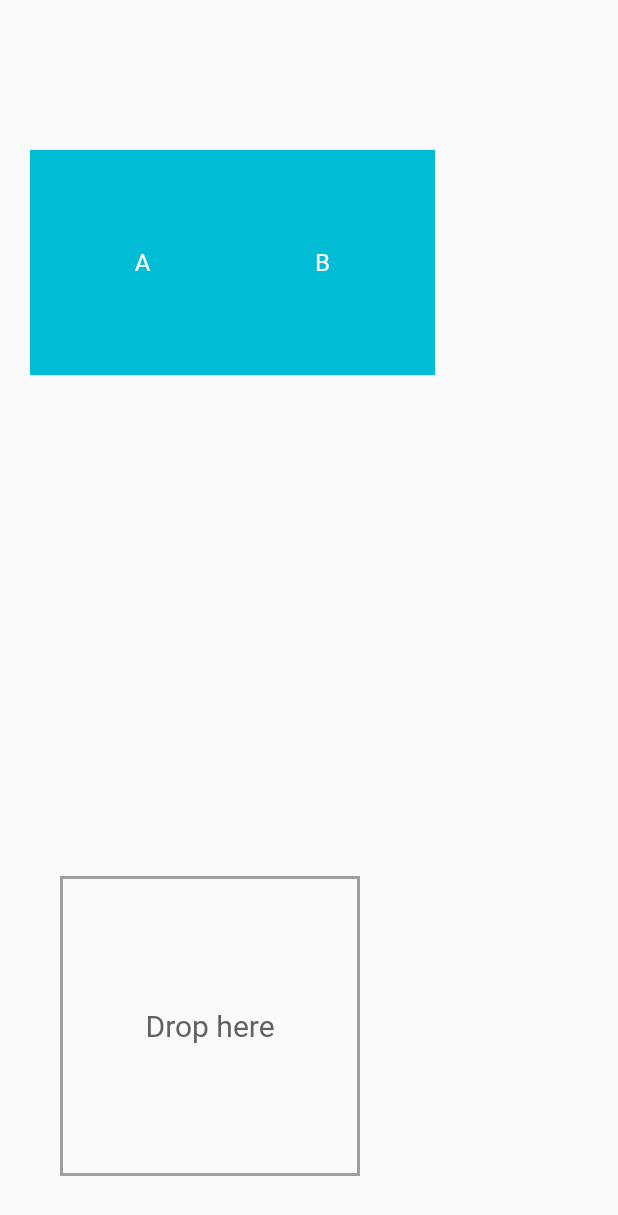
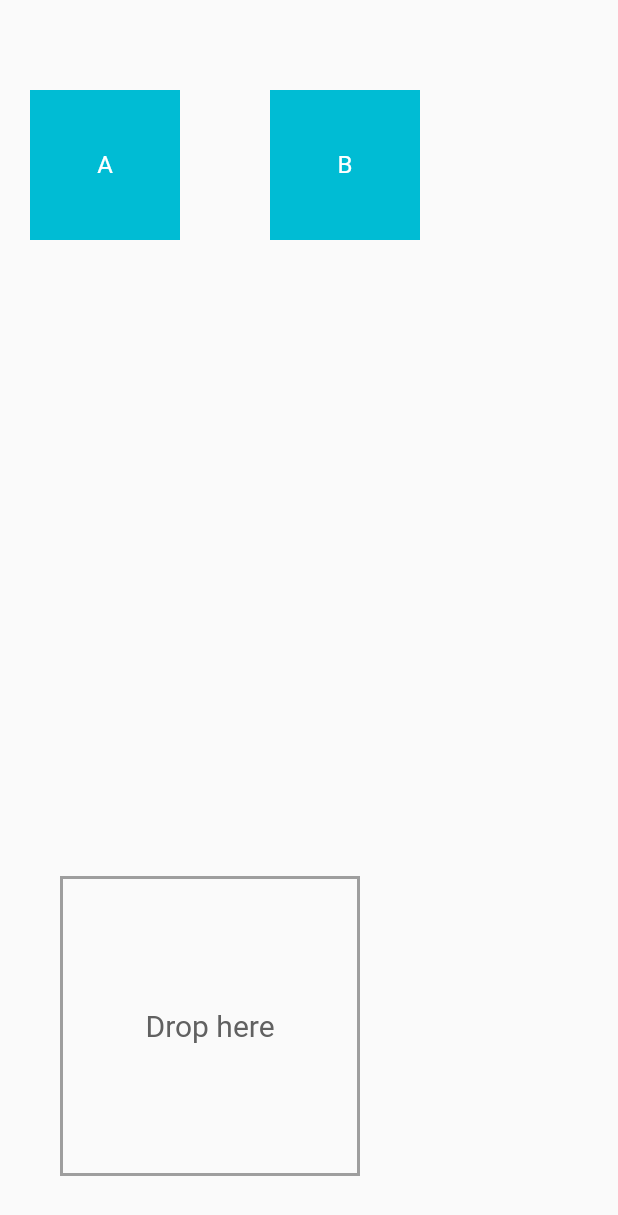
Before and after one commit to rxlabz/flutter_dropcity, a Flutter app: the DragBox widget shown alone on an empty page, opened directly, on a phone screen of 412 x 824 dp. Shown: the top 1215 px of the screen. Run offline on Flutter 3.47's test engine with Material 2 defaults, Android fonts, the phone set to English and light mode, and no system bars.

Commit message:
example1 refacto

```diff
--- a/lib/drag_drop_basics.dart
+++ b/lib/drag_drop_basics.dart
@@ -10,14 +10,18 @@ class DragBox extends StatefulWidget {
 }
 
 class _DragBoxState extends State<DragBox> {
-  String selection ;
+  String selection;
 
   @override
   Widget build(BuildContext context) {
     return new Stack(children: [
-      new DraggableText('A', new Offset(20.0, 100.0)),
-      new DraggableText('B', new Offset(140.0, 100.0)),
-      new Positioned(
+      getTarget(),
+      new DraggableText('A', new Offset(20.0, 60.0)),
+      new DraggableText('B', new Offset(180.0, 60.0)),
+    ]);
+  }
+
+  getTarget() => new Positioned(
     left: 40.0,
     bottom: 40.0,
     child: new DragTarget(
@@ -28,20 +32,17 @@ class _DragBoxState extends State<DragBox> {
           width: 200.0,
           height: 200.0,
           decoration: new BoxDecoration(
-                        backgroundColor: hovered
-                            ? Colors.cyan.shade100
-                            : Colors.grey.shade200,
+            backgroundColor:
+            hovered ? Colors.cyan.shade100 : Colors.grey.shade200,
             border: new Border.all(
               width: 2.0,
               color: hovered ? Colors.cyan : Colors.grey)),
-                    child: new Center(child: new Text(selection ?? 'Drop here' )));
+          child: new Center(child: new Text(selection ?? 'Drop here')));
       },
       onWillAccept: (value) => selection == null,
       onAccept: (value) => setState(() {
         selection = value;
-                  }))),
-    ]);
-  }
+      })));
 }
 
 class DraggableText extends StatefulWidget {
@@ -65,7 +66,7 @@ class _DraggableTextState extends State<DraggableText> {
 
   @override
   Widget build(BuildContext context) {
-    final item = new LabelBox(size: new Size.square(150.0), label: widget.text);
+    final item = new LabelBox(size: new Size.square(100.0), label: widget.text);
     final avatar = new LabelBox(
       size: new Size.square(150.0), label: widget.text, opacity: 0.4);
     final draggable = new Draggable(
```
Lines whose indentation alone changed are shown as unchanged.
